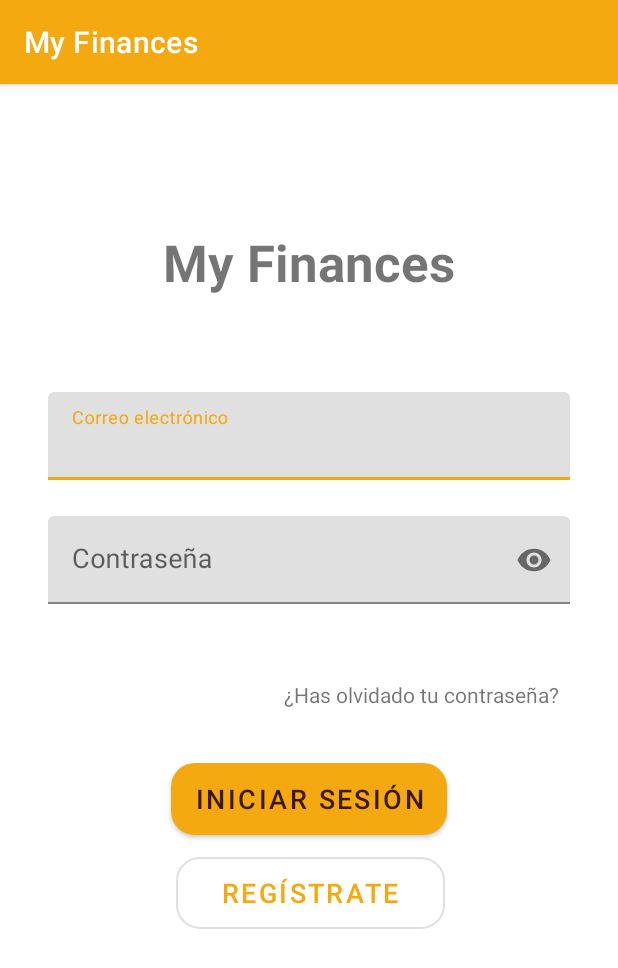
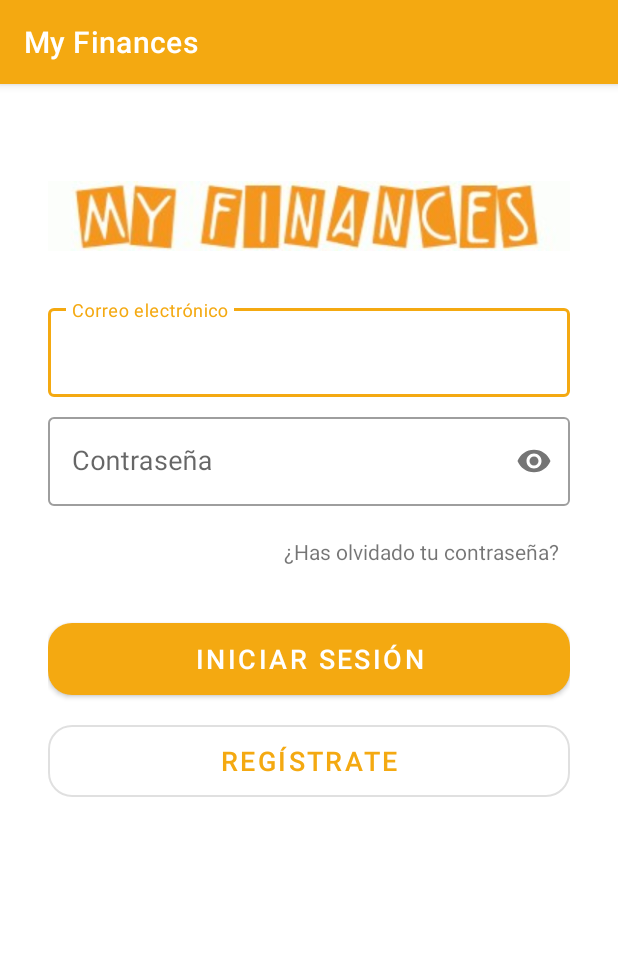
Before and after one commit to JuanRios66/My_Finances, an Android app: the screen it shows after launch (LoginActivity), on a phone screen of 412 x 824 dp. Shown: the top 968 px of the screen. Run offline under Robolectric (Android 15) with nearby library versions, the phone set to English and light mode, and no system bars.

Commit message:
Detalles finales a la interfaz del usuario

```diff
--- a/app/src/main/res/layout/activity_login.xml
+++ b/app/src/main/res/layout/activity_login.xml
@@ -7,28 +7,27 @@
     android:padding="32dp"
     tools:context=".LoginActivity">
 
-    <TextView
-        android:id="@+id/textView"
+    <ImageView
+        android:id="@+id/imageView2"
         android:layout_width="wrap_content"
         android:layout_height="wrap_content"
-        android:layout_marginTop="64dp"
-        android:text="@string/title"
-        android:textSize="34sp"
-        android:textStyle="bold"
+        android:layout_marginTop="32dp"
+        android:contentDescription="@string/my_finance"
         app:layout_constraintEnd_toEndOf="parent"
         app:layout_constraintStart_toStartOf="parent"
-        app:layout_constraintTop_toTopOf="parent" />
+        app:layout_constraintTop_toTopOf="parent"
+        app:srcCompat="@drawable/myfinances" />
 
     <com.google.android.material.textfield.TextInputLayout
         android:id="@+id/layoutemail"
+        style="@style/Widget.MaterialComponents.TextInputLayout.OutlinedBox"
         android:layout_width="match_parent"
         android:layout_height="wrap_content"
-        android:layout_marginTop="64dp"
-        app:boxBackgroundMode="filled"
+        android:layout_marginTop="32dp"
         app:layout_constraintEnd_toEndOf="parent"
-        app:layout_constraintHorizontal_bias="0.64"
+        app:layout_constraintHorizontal_bias="150"
         app:layout_constraintStart_toStartOf="parent"
-        app:layout_constraintTop_toBottomOf="@+id/textView">
+        app:layout_constraintTop_toBottomOf="@+id/imageView2">
 
         <com.google.android.material.textfield.TextInputEditText
             android:id="@+id/textemail"
@@ -41,9 +40,10 @@
 
     <com.google.android.material.textfield.TextInputLayout
         android:id="@+id/layoutpass"
+        style="@style/Widget.MaterialComponents.TextInputLayout.OutlinedBox"
         android:layout_width="match_parent"
         android:layout_height="wrap_content"
-        android:layout_marginTop="24dp"
+        android:layout_marginTop="8dp"
         android:focusableInTouchMode="true"
         app:errorEnabled="true"
         app:layout_constraintEnd_toEndOf="parent"
@@ -60,22 +60,6 @@
             android:textSize="18sp" />
     </com.google.android.material.textfield.TextInputLayout>
 
-    <Button
-        android:id="@+id/buttonlogin"
-        android:layout_width="wrap_content"
-        android:layout_height="60dp"
-        android:layout_marginBottom="150dp"
-        android:isScrollContainer="false"
-        android:text="@string/send"
-        android:textSize="18sp"
-        app:cornerRadius="16dp"
-        app:iconGravity="textStart"
-        app:iconTintMode="multiply"
-        app:layout_constraintBottom_toBottomOf="parent"
-        app:layout_constraintEnd_toEndOf="parent"
-        app:layout_constraintStart_toStartOf="parent"
-        app:layout_constraintTop_toBottomOf="@+id/layoutpass" />
-
     <TextView
         android:id="@+id/forgetpass"
         android:layout_width="wrap_content"
@@ -84,25 +68,34 @@
         android:clickable="true"
         android:focusable="true"
         android:text="@string/Forgetpass"
-        app:layout_constraintBottom_toTopOf="@+id/buttonlogin"
         app:layout_constraintEnd_toEndOf="parent"
         app:layout_constraintStart_toStartOf="parent"
         app:layout_constraintTop_toBottomOf="@+id/layoutpass" />
 
     <Button
+        android:id="@+id/buttonlogin"
+        android:layout_width="0dp"
+        android:layout_height="60dp"
+        android:layout_marginTop="32dp"
+        android:text="@string/send"
+        android:textSize="18sp"
+        app:cornerRadius="16dp"
+        app:layout_constraintEnd_toEndOf="parent"
+        app:layout_constraintStart_toStartOf="parent"
+        app:layout_constraintTop_toBottomOf="@+id/forgetpass" />
+
+    <Button
         android:id="@+id/button_to_register"
         style="?attr/materialButtonOutlinedStyle"
-        android:layout_width="179dp"
+        android:layout_width="0dp"
         android:layout_height="60dp"
-        android:layout_marginBottom="150dp"
+        android:layout_marginTop="8dp"
         android:text="@string/gotoregister"
         android:textSize="18sp"
         app:cornerRadius="16dp"
-        app:layout_constraintBottom_toBottomOf="parent"
         app:layout_constraintEnd_toEndOf="parent"
-        app:layout_constraintHorizontal_bias="0.504"
+        app:layout_constraintHorizontal_bias="0.75"
         app:layout_constraintStart_toStartOf="parent"
-        app:layout_constraintTop_toBottomOf="@+id/buttonlogin"
-        app:layout_constraintVertical_bias="0.155" />
+        app:layout_constraintTop_toBottomOf="@+id/buttonlogin" />
 
 </androidx.constraintlayout.widget.ConstraintLayout>
--- a/app/src/main/res/layout/activity_register.xml
+++ b/app/src/main/res/layout/activity_register.xml
@@ -20,9 +20,10 @@
 
     <com.google.android.material.textfield.TextInputLayout
         android:id="@+id/name_layout"
+        style="@style/Widget.MaterialComponents.TextInputLayout.OutlinedBox"
         android:layout_width="match_parent"
         android:layout_height="wrap_content"
-        android:layout_marginTop="24dp"
+        android:layout_marginTop="32dp"
         android:hint="@string/name"
         app:endIconMode="clear_text"
         app:helperTextEnabled="true">
@@ -36,6 +37,7 @@
 
     <com.google.android.material.textfield.TextInputLayout
         android:id="@+id/email_layout"
+        style="@style/Widget.MaterialComponents.TextInputLayout.OutlinedBox"
         android:layout_width="match_parent"
         android:layout_height="wrap_content"
         android:layout_marginTop="8dp"
@@ -51,6 +53,7 @@
 
     <com.google.android.material.textfield.TextInputLayout
         android:id="@+id/pass_layout"
+        style="@style/Widget.MaterialComponents.TextInputLayout.OutlinedBox"
         android:layout_width="match_parent"
         android:layout_height="wrap_content"
         android:layout_marginTop="8dp"
@@ -67,6 +70,7 @@
 
     <com.google.android.material.textfield.TextInputLayout
         android:id="@+id/reppass_layout"
+        style="@style/Widget.MaterialComponents.TextInputLayout.OutlinedBox"
         android:layout_width="match_parent"
         android:layout_height="wrap_content"
         android:layout_marginTop="8dp"
@@ -83,12 +87,11 @@
 
     <Button
         android:id="@+id/registrar"
-        android:layout_width="200dp"
+        android:layout_width="match_parent"
         android:layout_height="60dp"
-        android:layout_gravity="center"
-        android:layout_marginTop="30dp"
+        android:layout_marginTop="32dp"
         android:text="@string/register"
         android:textSize="18sp"
-        app:cornerRadius="16sp" />
+        app:cornerRadius="16dp" />
 
 </LinearLayout>
--- a/app/src/main/res/values/strings.xml
+++ b/app/src/main/res/values/strings.xml
@@ -7,7 +7,7 @@
     <string name="error_pass">*Campo obligatorio</string>
     <string name="name">Nombre de usuario</string>
     <string name="repeatpass">Repetir contraseña</string>
-    <string name="register">Registrar</string>
+    <string name="register">Registrarse</string>
     <string name="title2">Crear usuario</string>
     <string name="fieldcheck">* Obligatorio</string>
     <string name="Forgetpass">¿Has olvidado tu contraseña?</string>
@@ -18,4 +18,5 @@
     <string name="errorpass">Contraseña incorrecta</string>
     <string name="gotoregister">Regístrate</string>
     <string name="coincidencia">Las contraseñas no coinciden</string>
+    <string name="my_finance">MyFinance</string>
 </resources>
--- a/app/src/main/res/values/themes.xml
+++ b/app/src/main/res/values/themes.xml
@@ -4,7 +4,7 @@
         <!-- Primary brand color. -->
         <item name="colorPrimary">#F4A911</item>        <!--Color de barras y botones-->
         <item name="colorPrimaryVariant">#954202</item> <!--Barra de notificaciones-->
-        <item name="colorOnPrimary">#3C1801</item>      <!--Color de letras en botones-->
+        <item name="colorOnPrimary">#FFFFFF</item>      <!--Color de letras en botones-->
         <!-- Secondary brand color. -->
         <item name="colorSecondary">@color/teal_200</item>  <!--Color de -->
         <item name="colorSecondaryVariant">@color/teal_700</item> <!--Color de-->
```
Also changed, not shown: app/src/main/java/com/juanrios66/myfinances/MainActivity.kt (+11 -11 lines), app/src/main/res/drawable/myfinance.jpg (added), app/src/main/res/drawable/myfinances.jpg (added).
